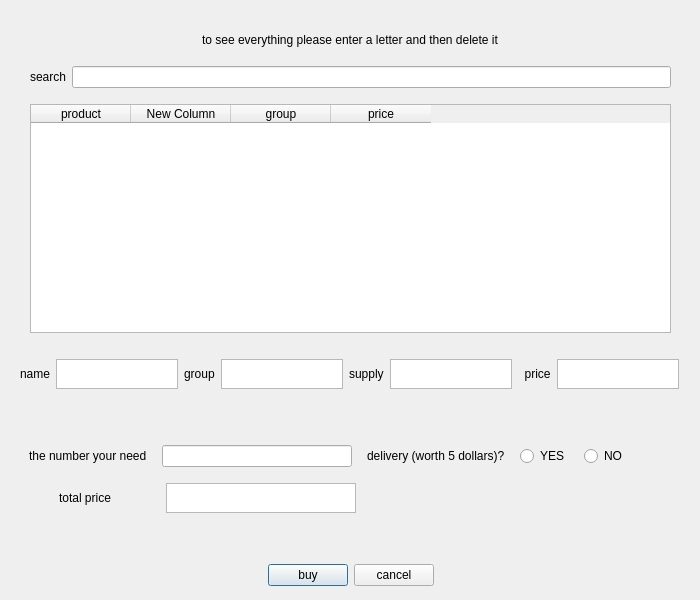
The window that mbuy.ui (melika-ag8/finalfoof) describes before a commit, drawn with Qt 5.
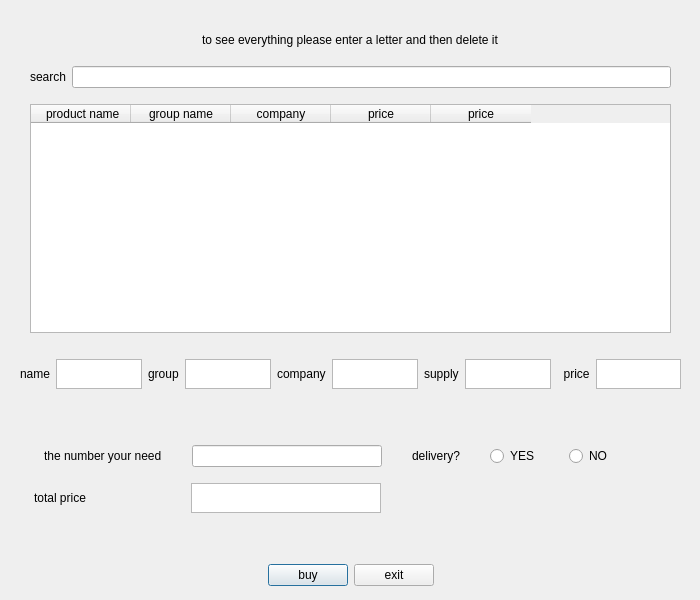
The same window after the commit. Icons and pictures are not drawn.

What changed in the file:
```diff
--- a/mbuy.ui
+++ b/mbuy.ui
@@ -208,17 +208,22 @@
            <widget class="QTableWidget" name="show">
             <column>
              <property name="text">
-              <string>product</string>
+              <string> product name</string>
              </property>
             </column>
             <column>
              <property name="text">
-              <string>New Column</string>
+              <string>group name</string>
              </property>
             </column>
             <column>
              <property name="text">
-              <string>group</string>
+              <string>company</string>
+             </property>
+            </column>
+            <column>
+             <property name="text">
+              <string>price</string>
              </property>
             </column>
             <column>
@@ -300,6 +305,29 @@
         </property>
        </widget>
       </item>
+      <item>
+       <widget class="QLabel" name="label_10">
+        <property name="text">
+         <string>company</string>
+        </property>
+       </widget>
+      </item>
+      <item>
+       <widget class="QTextBrowser" name="company">
+        <property name="sizePolicy">
+         <sizepolicy hsizetype="Fixed" vsizetype="Fixed">
+          <horstretch>0</horstretch>
+          <verstretch>0</verstretch>
+         </sizepolicy>
+        </property>
+        <property name="maximumSize">
+         <size>
+          <width>200</width>
+          <height>30</height>
+         </size>
+        </property>
+       </widget>
+      </item>
       <item>
        <widget class="QLabel" name="label_3">
         <property name="sizePolicy">
@@ -428,7 +456,7 @@
          </sizepolicy>
         </property>
         <property name="text">
-         <string>delivery (worth 5 dollars)?</string>
+         <string>delivery?</string>
         </property>
        </widget>
       </item>
@@ -513,7 +541,7 @@
         </property>
         <property name="sizeHint" stdset="0">
          <size>
-          <width>10</width>
+          <width>85</width>
           <height>20</height>
          </size>
         </property>
@@ -594,7 +622,7 @@
       <item>
        <widget class="QPushButton" name="cancel">
         <property name="text">
-         <string>cancel</string>
+         <string>exit</string>
         </property>
        </widget>
       </item>
```
